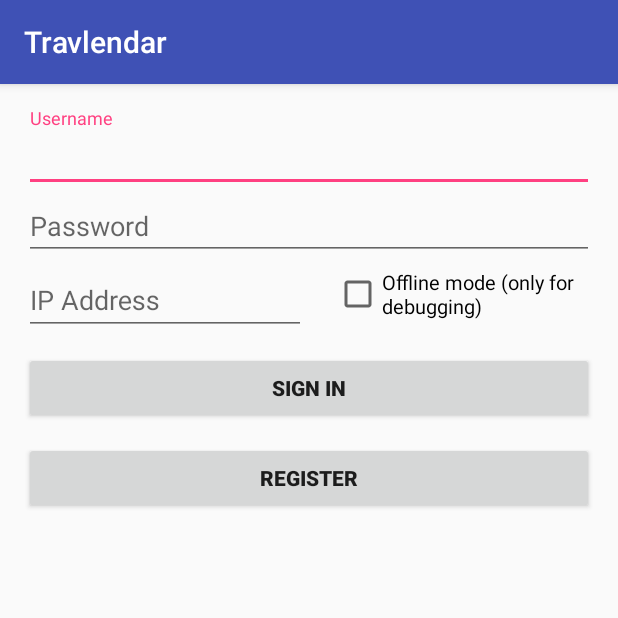
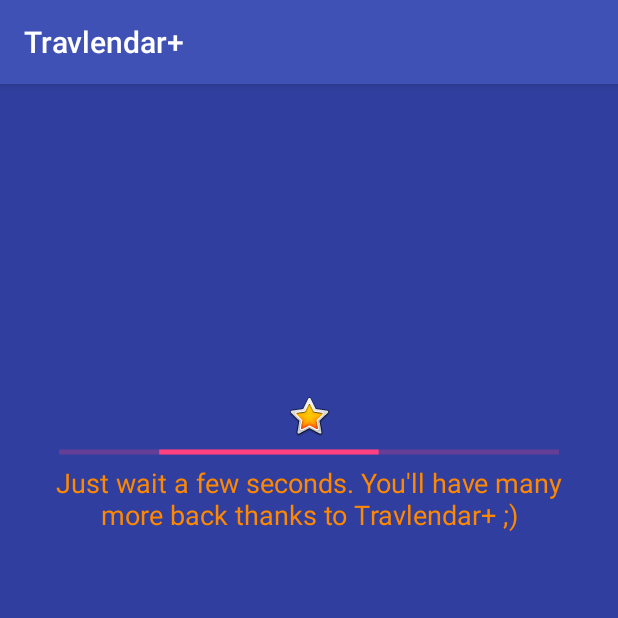
Before and after one commit to MatteoBiasielli/TravlendarPlus, an Android app: the screen it shows after launch (LoginActivity before the commit, WelcomeActivity after it), on a phone screen of 412 x 824 dp, the top half of it. Run offline under Robolectric (Android 15) with nearby library versions, the phone set to English and light mode, and no system bars.

Commit message:
CalendarTab completed + Welcome Layout implemented

```diff
--- a/travlendarandroidclient/app/src/main/AndroidManifest.xml
+++ b/travlendarandroidclient/app/src/main/AndroidManifest.xml
@@ -22,7 +22,7 @@
         android:supportsRtl="true"
         android:theme="@style/AppTheme">
         <activity
-            android:name=".layouts.LoginActivity"
+            android:name=".layouts.WelcomeActivity"
             android:label="@string/app_name">
             <intent-filter>
                 <action android:name="android.intent.action.MAIN" />
@@ -49,6 +49,7 @@
             android:label="@string/title_activity_main"
             android:theme="@style/AppTheme.NoActionBar" />
 
+        <activity android:name=".layouts.LoginActivity"/>
         <activity android:name=".layouts.RegisterActivity" />
         <activity android:name=".layouts.NewActActivity" />
         <activity android:name=".layouts.SettingsMenu" />
--- a/travlendarandroidclient/app/src/main/java/biasiellicapodifatta/travlendar/data/activities/FixedActivity.java
+++ b/travlendarandroidclient/app/src/main/java/biasiellicapodifatta/travlendar/data/activities/FixedActivity.java
@@ -16,7 +16,7 @@ public class FixedActivity extends Activity{
 	 */
 	public FixedActivity(Date s, Date e,String l, String n, String lA, String sP, ActivityStatus actSt){
 		super(s,e,l,n,lA,sP,actSt);
-                this.estimatedTravelTime=0;
+		this.estimatedTravelTime=0;
 	}
 	/**
 	 * @param fa is the FixedActivity to copy
@@ -31,7 +31,7 @@ public class FixedActivity extends Activity{
 		this.actStatus=fa.actStatus;
 		this.key=fa.key;
 		this.keySet=fa.keySet;
-                this.estimatedTravelTime=fa.estimatedTravelTime;
+		this.estimatedTravelTime=fa.estimatedTravelTime;
 	}
 
 	/**
--- a/travlendarandroidclient/app/src/main/java/biasiellicapodifatta/travlendar/layouts/LoginActivity.java
+++ b/travlendarandroidclient/app/src/main/java/biasiellicapodifatta/travlendar/layouts/LoginActivity.java
@@ -8,36 +8,25 @@ import android.app.Dialog;
 import android.app.DialogFragment;
 import android.content.DialogInterface;
 import android.content.Intent;
-import android.content.pm.PackageManager;
-import android.support.annotation.NonNull;
-import android.support.design.widget.Snackbar;
 import android.support.v7.app.AppCompatActivity;
-import android.app.LoaderManager.LoaderCallbacks;
-
-import android.content.CursorLoader;
-import android.content.Loader;
-import android.database.Cursor;
-import android.net.Uri;
 import android.os.AsyncTask;
-
 import android.os.Build;
 import android.os.Bundle;
-import android.provider.ContactsContract;
-import android.text.TextUtils;
 import android.view.KeyEvent;
+import android.view.LayoutInflater;
 import android.view.View;
 import android.view.View.OnClickListener;
+import android.view.ViewGroup;
 import android.view.inputmethod.EditorInfo;
-import android.widget.ArrayAdapter;
 import android.widget.AutoCompleteTextView;
 import android.widget.Button;
 import android.widget.CheckBox;
 import android.widget.EditText;
+import android.widget.ImageView;
+import android.widget.ProgressBar;
 import android.widget.TextView;
 
 import java.io.IOException;
-import java.util.ArrayList;
-import java.util.List;
 
 import biasiellicapodifatta.travlendar.R;
 import biasiellicapodifatta.travlendar.data.Data;
@@ -46,17 +35,10 @@ import biasiellicapodifatta.travlendar.network.NetworkLayer;
 import biasiellicapodifatta.travlendar.response.responselogin.ResponseLogin;
 import biasiellicapodifatta.travlendar.response.responselogin.ResponseLoginType;
 
-import static android.Manifest.permission.READ_CONTACTS;
-
 /**
  * A login screen that offers login via username/password.
  */
 public class LoginActivity extends AppCompatActivity {
-
-    /**
-     * Id to identity READ_CONTACTS permission request.
-     */
-    private static final int REQUEST_READ_CONTACTS = 0;
 
     /**
      * Keep track of the login task to ensure we can cancel it if requested.
@@ -76,10 +58,10 @@ public class LoginActivity extends AppCompatActivity {
     protected void onCreate(Bundle savedInstanceState) {
         super.onCreate(savedInstanceState);
         setContentView(R.layout.login_layout);
+
         // Set up the login form.
         mUsernameView = (AutoCompleteTextView) findViewById(R.id.username);
-        /*populateAutoComplete();
-*/
+
         mPasswordView = (EditText) findViewById(R.id.password);
         mPasswordView.setOnEditorActionListener(new TextView.OnEditorActionListener() {
             @Override
@@ -114,50 +96,6 @@ public class LoginActivity extends AppCompatActivity {
         mIPView = findViewById(R.id.ip_textbox);
         mCheckBox = findViewById(R.id.offline_checkBox);
     }
-
-/*    private void populateAutoComplete() {
-        if (!mayRequestContacts()) {
-            return;
-        }
-
-        getLoaderManager().initLoader(0, null, this);
-    }
-
-    private boolean mayRequestContacts() {
-        if (Build.VERSION.SDK_INT < Build.VERSION_CODES.M) {
-            return true;
-        }
-        if (checkSelfPermission(READ_CONTACTS) == PackageManager.PERMISSION_GRANTED) {
-            return true;
-        }
-        if (shouldShowRequestPermissionRationale(READ_CONTACTS)) {
-            Snackbar.make(mUsernameView, R.string.permission_rationale, Snackbar.LENGTH_INDEFINITE)
-                    .setAction(android.R.string.ok, new View.OnClickListener() {
-                        @Override
-                        @TargetApi(Build.VERSION_CODES.M)
-                        public void onClick(View v) {
-                            requestPermissions(new String[]{READ_CONTACTS}, REQUEST_READ_CONTACTS);
-                        }
-                    });
-        } else {
-            requestPermissions(new String[]{READ_CONTACTS}, REQUEST_READ_CONTACTS);
-        }
-        return false;
-    }*/
-
-//    /**
-//     * Callback received when a permissions request has been completed.
-//     */
-//    @Override
-//    public void onRequestPermissionsResult(int requestCode, @NonNull String[] permissions,
-//                                           @NonNull int[] grantResults) {
-//        if (requestCode == REQUEST_READ_CONTACTS) {
-//            if (grantResults.length == 1 && grantResults[0] == PackageManager.PERMISSION_GRANTED) {
-//                populateAutoComplete();
-//            }
-//        }
-//    }
-
 
     /**
      * Attempts to sign in or register the account specified by the login form.
@@ -272,60 +210,6 @@ public class LoginActivity extends AppCompatActivity {
         }
     }
 
-    /*@Override
-    public Loader<Cursor> onCreateLoader(int i, Bundle bundle) {
-        return new CursorLoader(this,
-                // Retrieve data rows for the device user's 'profile' contact.
-                Uri.withAppendedPath(ContactsContract.Profile.CONTENT_URI,
-                        ContactsContract.Contacts.Data.CONTENT_DIRECTORY), ProfileQuery.PROJECTION,
-
-                // Select only email addresses.
-                ContactsContract.Contacts.Data.MIMETYPE +
-                        " = ?", new String[]{ContactsContract.CommonDataKinds.Email
-                .CONTENT_ITEM_TYPE},
-
-                // Show primary email addresses first. Note that there won't be
-                // a primary email address if the user hasn't specified one.
-                ContactsContract.Contacts.Data.IS_PRIMARY + " DESC");
-    }
-
-    @Override
-    public void onLoadFinished(Loader<Cursor> cursorLoader, Cursor cursor) {
-        List<String> emails = new ArrayList<>();
-        cursor.moveToFirst();
-        while (!cursor.isAfterLast()) {
-            emails.add(cursor.getString(ProfileQuery.ADDRESS));
-            cursor.moveToNext();
-        }
-
-        addEmailsToAutoComplete(emails);
-    }
-
-    @Override
-    public void onLoaderReset(Loader<Cursor> cursorLoader) {
-
-    }
-
-    private void addEmailsToAutoComplete(List<String> emailAddressCollection) {
-        //Create adapter to tell the AutoCompleteTextView what to show in its dropdown list.
-        ArrayAdapter<String> adapter =
-                new ArrayAdapter<>(LoginActivity.this,
-                        android.R.layout.simple_dropdown_item_1line, emailAddressCollection);
-
-        mUsernameView.setAdapter(adapter);
-    }
-
-
-    private interface ProfileQuery {
-        String[] PROJECTION = {
-                ContactsContract.CommonDataKinds.Email.ADDRESS,
-                ContactsContract.CommonDataKinds.Email.IS_PRIMARY,
-        };
-
-        int ADDRESS = 0;
-        int IS_PRIMARY = 1;
-    }*/
-
     private void showLoginError(){
         DialogFragment df = new LoginError();
         df.show(getFragmentManager(), "login_error");
--- /dev/null
+++ b/travlendarandroidclient/app/src/main/java/biasiellicapodifatta/travlendar/layouts/WelcomeActivity.java
@@ -0,0 +1,44 @@
+package biasiellicapodifatta.travlendar.layouts;
+
+import android.content.Intent;
+import android.os.Bundle;
+import android.support.v7.app.AppCompatActivity;
+import android.widget.ImageView;
+import android.widget.ProgressBar;
+
+import biasiellicapodifatta.travlendar.R;
+
+/**
+ * Created by Emilio on 05/01/2018.
+ */
+
+public class WelcomeActivity extends AppCompatActivity{
+    @Override
+    protected void onCreate(Bundle savedInstanceState){
+        super.onCreate(savedInstanceState);
+        setContentView(R.layout.welcome_layout);
+
+        ImageView mTempImage = findViewById(R.id.image_logo);
+        ProgressBar mTempBar = findViewById(R.id.welcome_bar);
+
+        mTempBar.setIndeterminate(true);
+
+        Thread welcomeThread = new Thread() {
+
+            @Override
+            public void run() {
+                try {
+                    super.run();
+                    sleep(5000);
+                } catch (Exception e) {
+
+                } finally {
+                    Intent intent = new Intent(WelcomeActivity.this, LoginActivity.class);
+                    startActivity(intent);
+                    finish();
+                }
+            }
+        };
+        welcomeThread.start();
+    }
+}
--- a/travlendarandroidclient/app/src/main/res/layout/actlist_layout.xml
+++ b/travlendarandroidclient/app/src/main/res/layout/actlist_layout.xml
@@ -15,18 +15,16 @@
             android:layout_weight="1"
             android:height="40sp"
             android:gravity="left"
-            android:text="id"
             android:textColor="#FFFFFF"
             android:textStyle="bold"
             android:typeface="monospace" />
 
         <TextView
             android:id="@+id/act_label"
-            android:layout_width="fill_parent"
+            android:layout_width="136dp"
             android:layout_height="wrap_content"
             android:layout_weight="1"
             android:height="40sp"
-            android:text="categoryId"
             android:textColor="#FFFFFF" />
     </TableRow>
 
--- /dev/null
+++ b/travlendarandroidclient/app/src/main/res/layout/welcome_layout.xml
@@ -0,0 +1,54 @@
+<?xml version="1.0" encoding="utf-8"?>
+<android.support.constraint.ConstraintLayout xmlns:android="http://schemas.android.com/apk/res/android"
+    xmlns:app="http://schemas.android.com/apk/res-auto"
+    xmlns:tools="http://schemas.android.com/tools"
+    android:layout_width="match_parent"
+    android:layout_height="match_parent">
+
+    <FrameLayout
+        android:layout_width="match_parent"
+        android:layout_height="match_parent">
+
+        <ImageView
+            android:id="@+id/imageView2"
+            android:layout_width="match_parent"
+            android:layout_height="match_parent"
+            app:srcCompat="@color/colorPrimaryDark" />
+
+        <LinearLayout
+            android:layout_width="match_parent"
+            android:layout_height="505dp"
+            android:gravity="center"
+            android:orientation="vertical"
+            app:layout_constraintTop_toTopOf="parent">
+
+            <ImageView
+                android:id="@+id/image_logo"
+                android:layout_width="match_parent"
+                android:layout_height="wrap_content"
+                app:layout_constraintStart_toStartOf="parent"
+                app:srcCompat="@android:drawable/btn_star_big_on"
+                tools:layout_editor_absoluteY="324dp" />
+
+            <ProgressBar
+                android:id="@+id/welcome_bar"
+                style="@style/Widget.AppCompat.ProgressBar.Horizontal"
+                android:layout_width="333dp"
+                android:layout_height="wrap_content"
+                android:progressTint="@color/holo_orange"
+                tools:layout_editor_absoluteX="0dp"
+                tools:layout_editor_absoluteY="276dp" />
+
+            <TextView
+                android:id="@+id/textView"
+                android:layout_width="360dp"
+                android:layout_height="wrap_content"
+                android:text="@string/welcome_message"
+                android:textAlignment="center"
+                android:textColor="@color/holo_orange"
+                android:textSize="18sp" />
+
+        </LinearLayout>
+    </FrameLayout>
+
+</android.support.constraint.ConstraintLayout>
--- a/travlendarandroidclient/app/src/main/res/values/colors.xml
+++ b/travlendarandroidclient/app/src/main/res/values/colors.xml
@@ -2,7 +2,8 @@
 <resources>
     <color name="colorPrimary">#3f51b5</color>
     <color name="colorPrimaryDark">#303f9f</color>
-    <color name="colorAccent">#FF4081</color>
+    <color name="colorAccent">#ff4081</color>
+    <color name="holo_orange">#ff8800</color>
 
     <item name="visible" type="id"/>
     <item name="masked" type="id"/>
--- a/travlendarandroidclient/app/src/main/res/values/strings.xml
+++ b/travlendarandroidclient/app/src/main/res/values/strings.xml
@@ -1,5 +1,5 @@
 <resources>
-    <string name="app_name">Travlendar</string>
+    <string name="app_name">Travlendar+</string>
 
     <!-- Strings related to login -->
     <string name="prompt_email">Email</string>
@@ -139,4 +139,5 @@
     <string name="select_tag">Select tag...</string>
     <string name="update">update</string>
     <string name="delete">delete</string>
+    <string name="welcome_message">Just wait a few seconds. You\'ll have many more back thanks to Travlendar+ ;)</string>
 </resources>
```
Also changed, not shown: travlendarandroidclient/app/src/main/java/biasiellicapodifatta/travlendar/adapters/ActListAdapter.java (+4 -5 lines), travlendarandroidclient/app/src/main/java/biasiellicapodifatta/travlendar/layouts/CalendarTab.java (+25 -33 lines), travlendarandroidclient/app/src/main/res/layout/calendar_tab_layout.xml (+4 -5 lines).
